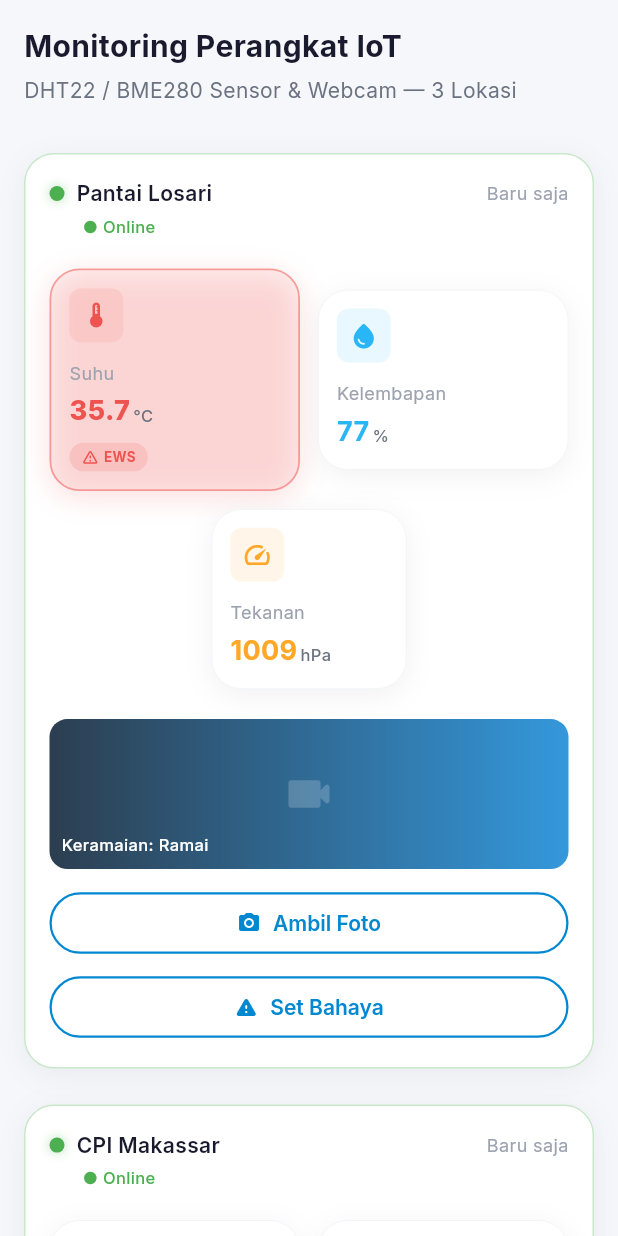
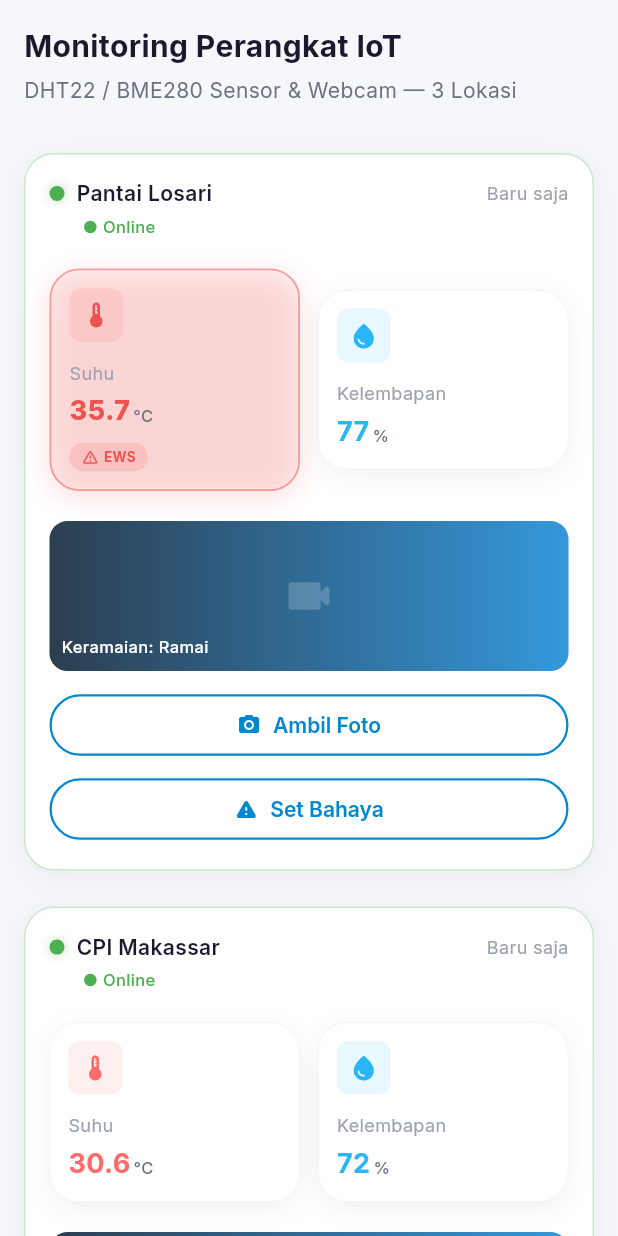
Before and after one commit to MuhAlifAnhar/MEMOtrip, a Flutter app: the DevicesPage widget shown alone on an empty page, opened directly, on a phone screen of 412 x 824 dp. Run offline on Flutter 3.47's test engine with Material 3 defaults, Android fonts, the phone set to English and light mode, and no system bars; our stand-ins replace cached_network_image, cloud_firestore, firebase_auth, firebase_core, firebase_storage, flutter_riverpod and 5 more; missing offline and left inert: flutter_facebook_auth, panorama_viewer; accounts and stored records are empty; generated files the repository leaves out were written again; network calls fail.

```diff
--- a/lib/core/widgets/sensor_data_card.dart
+++ b/lib/core/widgets/sensor_data_card.dart
@@ -3,7 +3,7 @@ import '../constants/app_colors.dart';
 import '../constants/app_spacing.dart';
 import '../constants/app_typography.dart';
 
-/// Sensor data display card for BME280 readings.
+/// Sensor data display card for DHT22 readings.
 ///
 /// When [isDanger] is `true` (suhu > 35 °C), the card switches to a
 /// red/danger colour scheme per the PRD EWS requirement.
--- a/lib/features/admin/presentation/pages/devices_page.dart
+++ b/lib/features/admin/presentation/pages/devices_page.dart
@@ -233,21 +233,12 @@ class DevicesPage extends StatelessWidget {
               unit: AppStrings.persen,
               icon: Icons.water_drop_rounded,
               iconColor: AppColors.info)),
-      const SizedBox(width: AppSpacing.md),
-      Expanded(
-          child: SensorDataCard(
-              label: AppStrings.tekanan,
-              value: s.tekanan.toStringAsFixed(0),
-              unit: AppStrings.hPa,
-              icon: Icons.speed_rounded,
-              iconColor: AppColors.warning)),
     ]);
   }
 
   // Mobile: Stack vertically or 2+1 grid
   Widget _buildMobileSensors(dynamic s, dynamic d) {
-    return Column(children: [
-      Row(children: [
+    return Row(children: [
       Expanded(
           child: SensorDataCard(
               label: AppStrings.suhu,
@@ -264,14 +255,6 @@ class DevicesPage extends StatelessWidget {
               unit: AppStrings.persen,
               icon: Icons.water_drop_rounded,
               iconColor: AppColors.info)),
-      ]),
-      const SizedBox(height: AppSpacing.md),
-      SensorDataCard(
-          label: AppStrings.tekanan,
-          value: s.tekanan.toStringAsFixed(0),
-          unit: AppStrings.hPa,
-          icon: Icons.speed_rounded,
-          iconColor: AppColors.warning),
     ]);
   }
 }
--- a/lib/features/dashboard/domain/entities/sensor_reading.dart
+++ b/lib/features/dashboard/domain/entities/sensor_reading.dart
@@ -1,4 +1,4 @@
-/// Sensor reading entity — BME280 data from Firebase Realtime DB.
+/// Sensor reading entity — DHT22 data from Firebase Realtime DB.
 class SensorReading {
   final String locationId;
   final String locationName;
--- a/lib/features/destination/presentation/pages/destination_detail_page.dart
+++ b/lib/features/destination/presentation/pages/destination_detail_page.dart
@@ -271,8 +271,6 @@ class _DestinationDetailPageState extends ConsumerState<DestinationDetailPage>
                                 Expanded(child: SensorDataCard(label: AppStrings.suhu, value: sensor.suhu.toStringAsFixed(1), unit: AppStrings.celsius, icon: Icons.thermostat_rounded, iconColor: AppColors.accent, isDanger: MockIoTService.isDanger(sensor.suhu))),
                                 const SizedBox(width: AppSpacing.sm),
                                 Expanded(child: SensorDataCard(label: AppStrings.kelembapan, value: sensor.kelembapan.toStringAsFixed(0), unit: AppStrings.persen, icon: Icons.water_drop_rounded, iconColor: AppColors.info)),
-                                const SizedBox(width: AppSpacing.sm),
-                                Expanded(child: SensorDataCard(label: AppStrings.tekanan, value: sensor.tekanan.toStringAsFixed(0), unit: AppStrings.hPa, icon: Icons.speed_rounded, iconColor: AppColors.warning)),
                               ],
                             ),
                           ],
```
Also changed, not shown: lib/features/dashboard/presentation/pages/dashboard_page.dart (+14 -28 lines). Lines whose indentation alone changed are shown as unchanged.
